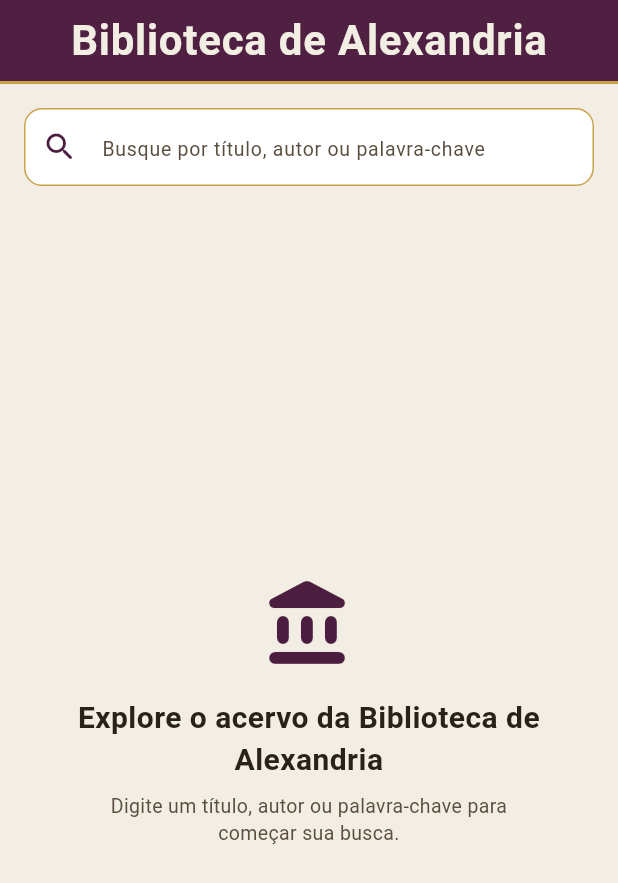
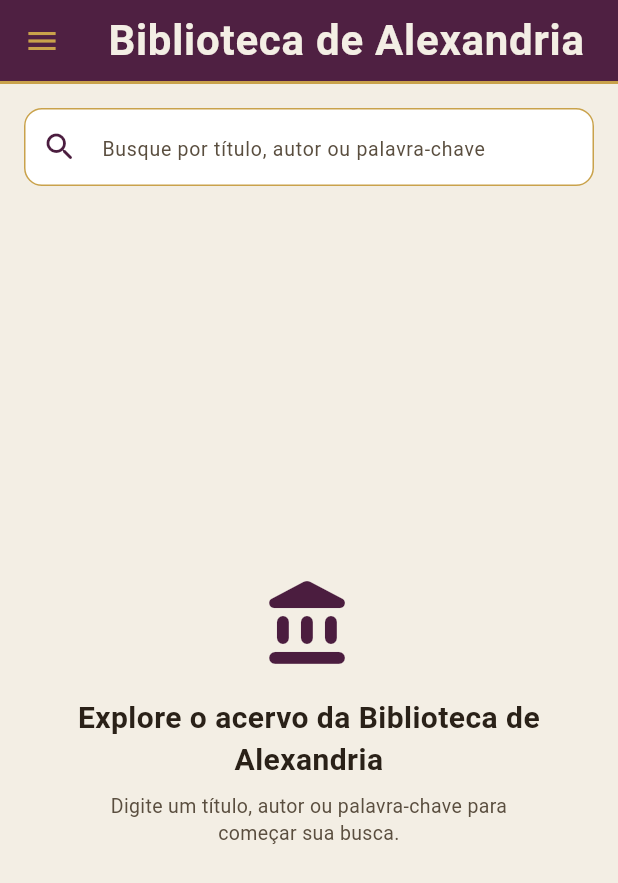
Before and after one commit to YH1d3k12/mobile-library, a Flutter app: the screen it shows after launch, on a phone screen of 412 x 824 dp. Shown: the top 883 px of the screen. Run offline on Flutter 3.47's test engine with Material 3 defaults, Android fonts, the phone set to English and light mode, and no system bars; our stand-ins replace cached_network_image, sqflite; accounts and stored records are empty; Roboto replaces fonts that are missing (Georgia).

Commit message:
MainAppBarMenuUpdate

```diff
--- a/lib/shared/widgets/main_app_bar.dart
+++ b/lib/shared/widgets/main_app_bar.dart
@@ -26,7 +26,17 @@ class MainAppBar extends StatelessWidget implements PreferredSizeWidget {
       child: AppBar(
         title: Text(title),
         actions: actions,
-        automaticallyImplyLeading: showBackButton,
+        // Sempre true: deixa o Flutter decidir o leading automaticamente.
+        // Se `leading` abaixo for null, o Flutter mostra o ícone do Drawer
+        // (quando o Scaffold tiver `drawer`) ou nada (quando não tiver e
+        // não houver rota anterior).
+        automaticallyImplyLeading: true,
+        leading: showBackButton
+            ? IconButton(
+                icon: const Icon(Icons.arrow_back),
+                onPressed: () => Navigator.of(context).pop(),
+              )
+            : null,
       ),
     );
   }
```
